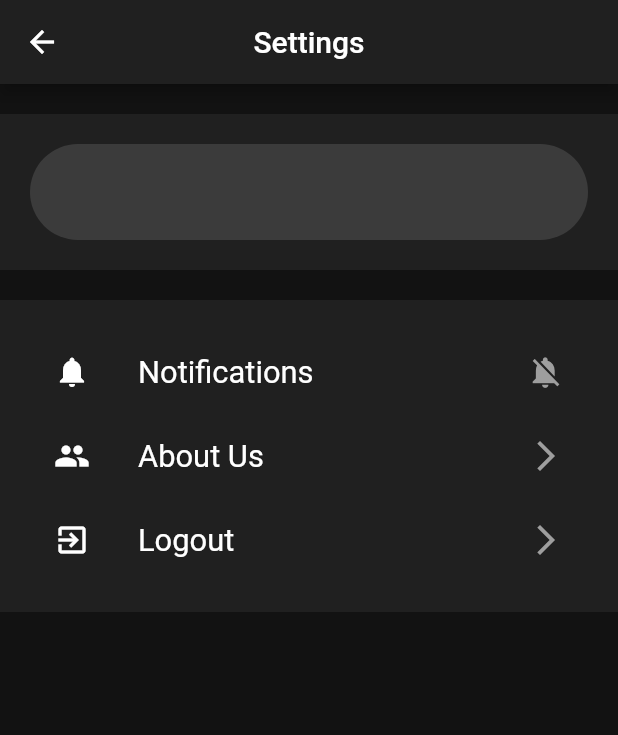
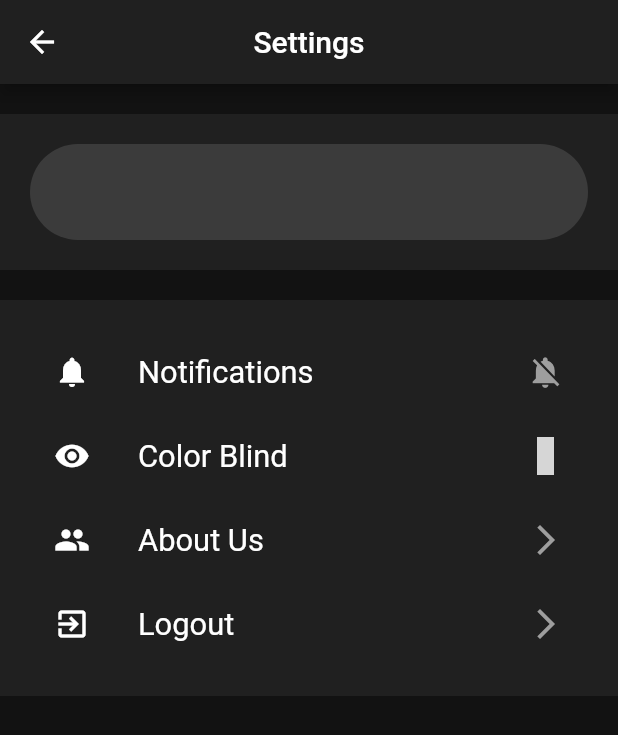
Before and after one commit to vishnuagbly/sonno, a Flutter app: the SettingsPage screen opened directly, after a tap on "Change Name", on a phone screen of 412 x 824 dp. Shown: the top 735 px of the screen. Run offline on Flutter 3.47's test engine with Material 2 defaults, Android fonts, the phone set to English and light mode, and no system bars; our stand-ins replace charts_flutter, cloud_firestore, connectivity, firebase_auth, firebase_core, flutter_phoenix and 3 more; missing offline and left inert: flutter_webview_plugin, particles_flutter; accounts and stored records are empty; statements that could not run were skipped; grey boxes are pictures that could not be loaded.

Commit message:
added color blind and heat map.

```diff
--- a/lib/constants.dart
+++ b/lib/constants.dart
@@ -24,10 +24,10 @@ double alertDialogTitleTextSize(double screenWidth) => screenWidth * 0.06;
 double alertDialogButtonTextSize(double screenWidth) => screenWidth * 0.04;
 
 List<Status> statuses = [
-  Status(Colors.lightBlueAccent, 'Good'),
-  Status(Colors.green, 'Satisfactory'),
-  Status(Colors.yellow, 'Moderate'),
-  Status(Colors.orange, 'Poor'),
-  Status(Colors.red, 'Very Poor'),
-  Status(Colors.red[900], 'Severe'),
+  Status(Colors.lightBlueAccent, Color(0xff846401), 'Good'),
+  Status(Colors.green, Color(0xffd8a202),  'Satisfactory'),
+  Status(Colors.yellow, Color(0xfffff3e5),  'Moderate'),
+  Status(Colors.orange, Color(0xfffed597),  'Poor'),
+  Status(Colors.red, Color(0xff3d97fb),  'Very Poor'),
+  Status(Colors.red[900], Color(0xff004d83),  'Severe'),
 ];
--- a/lib/main.dart
+++ b/lib/main.dart
@@ -3,6 +3,7 @@ import 'dart:developer';
 import 'package:flutter/material.dart';
 import 'package:flutter_phoenix/flutter_phoenix.dart';
 import 'package:sonno/constants.dart';
+import 'package:sonno/main_profile.dart';
 import 'package:sonno/pages/profile_page.dart';
 import 'network.dart';
 import 'pages/pages.dart';
@@ -10,6 +11,7 @@ import 'pages/pages.dart';
 void main() {
   WidgetsFlutterBinding.ensureInitialized();
   Network.initApp();
+  MainProfile.getColorBlind();
   runApp(Phoenix(child: MyApp()));
 }
 
--- a/lib/main_profile.dart
+++ b/lib/main_profile.dart
@@ -11,8 +11,26 @@ class MainProfile {
   static String _name;
   static String _authId;
   static List<DeviceInfo> _connectedDevices;
+  static bool _colorBlind;
 
   static String get email => FirebaseAuth.instance.currentUser.email;
+
+  static Future<void> getColorBlind() async {
+    final prefs = await SharedPreferences.getInstance();
+    _colorBlind = prefs.getBool('color_blind') ?? false;
+  }
+
+  static get colorBlind => _colorBlind;
+
+  static set colorBlind(bool value) {
+    _colorBlind = value;
+    saveColorBlind(value);
+  }
+
+  static saveColorBlind(bool value) async {
+    final prefs = await SharedPreferences.getInstance();
+    prefs.setBool('color_blind', value);
+  }
 
   static Future<String> get name async {
     if (_name == null) {
--- a/lib/objects/status.dart
+++ b/lib/objects/status.dart
@@ -1,8 +1,16 @@
 import 'package:flutter/material.dart';
+import 'package:sonno/main_profile.dart';
 
 class Status {
-  final Color color;
+  final Color _color;
+  final Color _colorBlind;
   final String text;
+
+  Color get color {
+    if(MainProfile.colorBlind)
+      return _colorBlind;
+    return _color;
+  }
 
   String get hashString => '${color.value.toString()}$text';
 
@@ -13,5 +21,5 @@ class Status {
   bool operator ==(Object other) =>
       other is Status && other.hashCode == this.hashCode;
 
-  Status(this.color, this.text);
+  Status(this._color, this._colorBlind, this.text);
 }
--- a/lib/pages/profile_sub_pages/settings.dart
+++ b/lib/pages/profile_sub_pages/settings.dart
@@ -109,6 +109,24 @@ class _SettingsPageState extends State<SettingsPage> {
                     }),
                   ),
                   SettingsListTile(
+                    leadingIconData: Icons.remove_red_eye,
+                    title: 'Color Blind',
+                    trailing: AnimatedSwitcher(
+                      duration: Duration(milliseconds: 500),
+                      child: Icon(
+                        MainProfile.colorBlind
+                            ? Icons.check_box
+                            : Icons.check_box_outline_blank,
+                        key: UniqueKey(),
+                        color: Colors.grey,
+                        size: 25,
+                      ),
+                    ),
+                    onTap: () => setState(() {
+                      MainProfile.colorBlind = !MainProfile.colorBlind;
+                    }),
+                  ),
+                  SettingsListTile(
                     leadingIconData: Icons.people,
                     title: 'About Us',
                     page: AboutPage(),
```
Also changed, not shown: lib/components/custom_bottom_nav_bar.dart (+8 -1 lines), lib/pages/heat_map.dart (added, +40 -0 lines), assets/heat_map.png (added).
